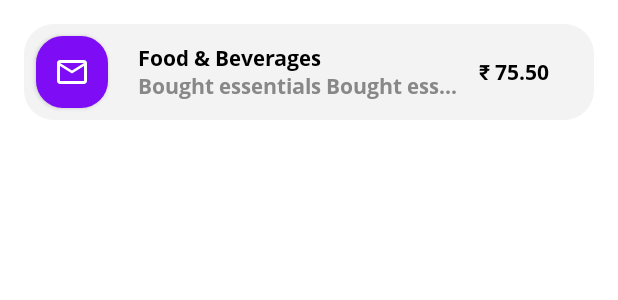
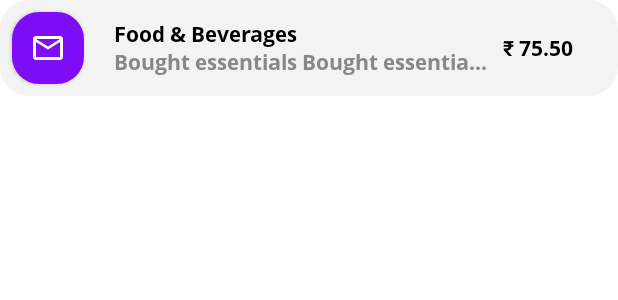
Before and after one commit to Dhruv-Limbachiya/ExpenseTracker, an Android app built with Jetpack Compose: the @Preview function ExpenseItemPreview, on a phone screen of 412 x 824 dp. Shown: the top 300 px of the screen. Run offline under Robolectric (Android 15) with nearby library versions, the phone set to English and light mode, and no system bars.

Commit message:
expense list ui + data integration

```diff
--- a/app/src/main/java/com/example/expensetracker/presentation/expense_list/Expense.kt
+++ b/app/src/main/java/com/example/expensetracker/presentation/expense_list/Expense.kt
@@ -2,6 +2,7 @@ package com.example.expensetracker.presentation.expense_list
 
 import androidx.compose.foundation.Image
 import androidx.compose.foundation.background
+import androidx.compose.foundation.clickable
 import androidx.compose.foundation.layout.Box
 import androidx.compose.foundation.layout.Column
 import androidx.compose.foundation.layout.Row
@@ -36,13 +37,13 @@ import kotlin.math.exp
 @Composable
 fun ExpenseItem(modifier: Modifier = Modifier, expenseData: ExpenseData) {
     Card(
-        modifier = modifier
-            .padding(16.dp)
-            .fillMaxWidth(),
+        modifier = modifier.fillMaxWidth(),
         colors = CardDefaults.cardColors(containerColor = mediumGray),
         shape = RoundedCornerShape(20.dp)
+
     ) {
         Row(
+            modifier = modifier.clickable {  },
             verticalAlignment = Alignment.CenterVertically
         ) {
             Box(
```
Also changed, not shown: app/src/main/java/com/example/expensetracker/common/Util.kt (+14 -1 lines), app/src/main/java/com/example/expensetracker/presentation/dashboard/DashboardScreen.kt (+18 -0 lines).
